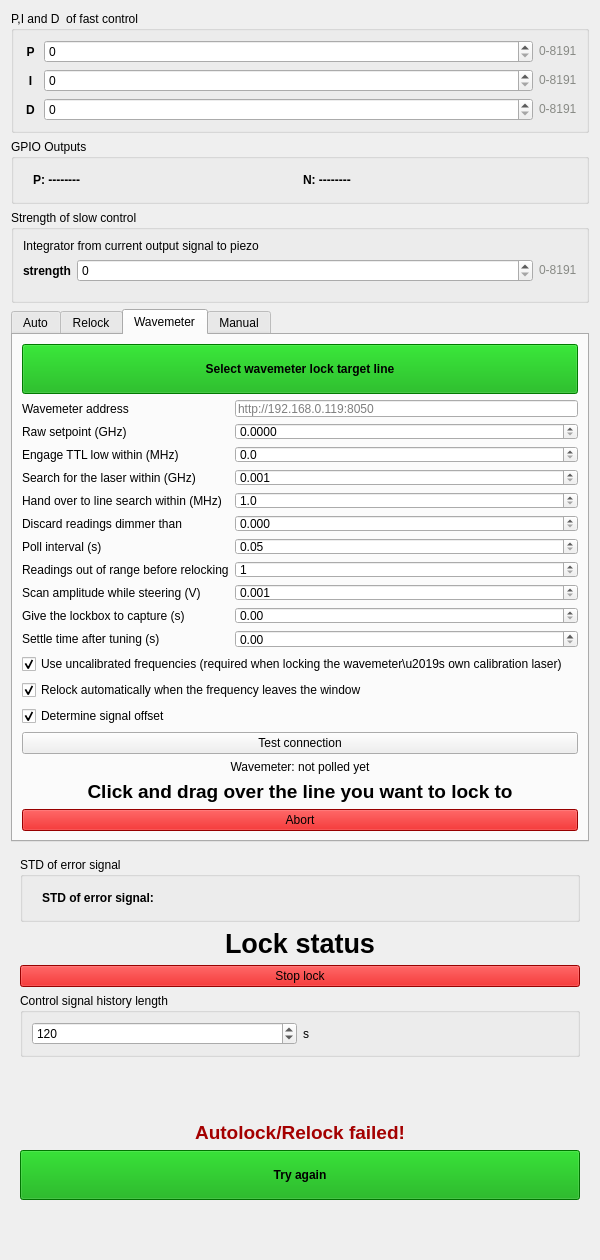
The window that linien/gui/ui/locking_panel.ui (krbmols/linien) describes before a commit, drawn with Qt 5.
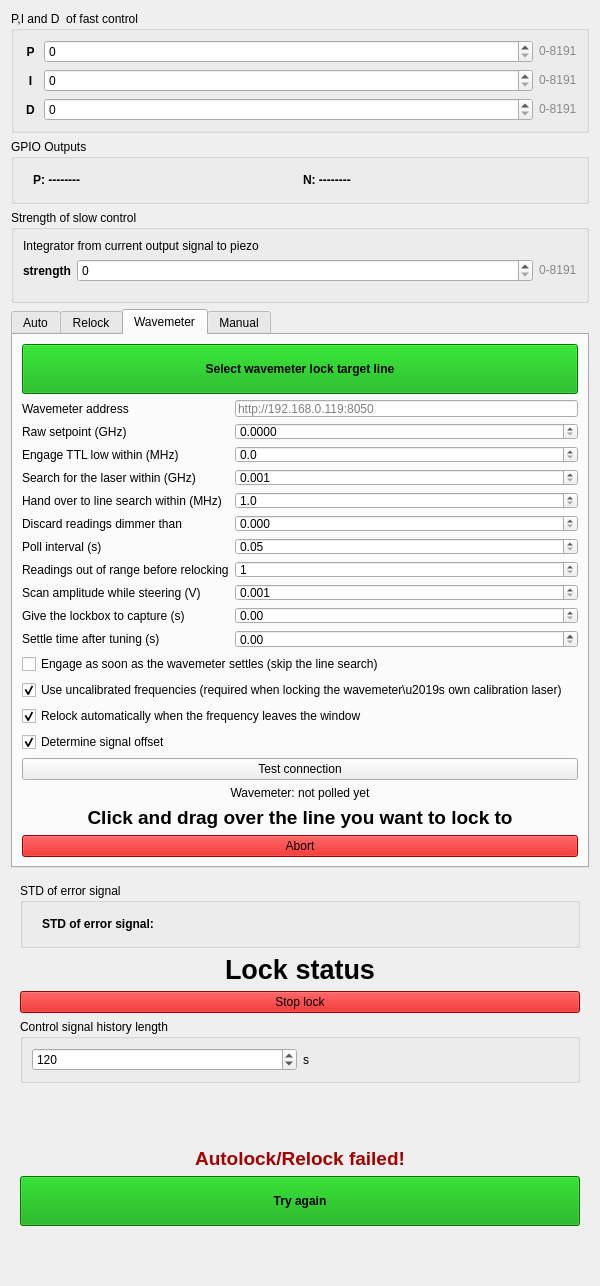
The same window after the commit. The open tabs and pages were chosen to show the change. Custom widgets are drawn as their Qt base class.

Commit message: Allow the line search to be switched off

The edit to the form file:
```diff
--- a/linien/gui/ui/locking_panel.ui
+++ b/linien/gui/ui/locking_panel.ui
@@ -958,6 +958,12 @@
         </item>
            </layout>
           </item>
+         <item>
+          <widget class="QCheckBox" name="wavemeter_skip_line_search_checkbox">
+           <property name="text"><string>Engage as soon as the wavemeter settles (skip the line search)</string></property>
+           <property name="checked"><bool>false</bool></property>
+          </widget>
+         </item>
          <item>
           <widget class="QCheckBox" name="wavemeter_use_raw_checkbox">
            <property name="text"><string>Use uncalibrated frequencies (required when locking the wavemeter\u2019s own calibration laser)</string></property>
```
The commit also changes 4 other files.
